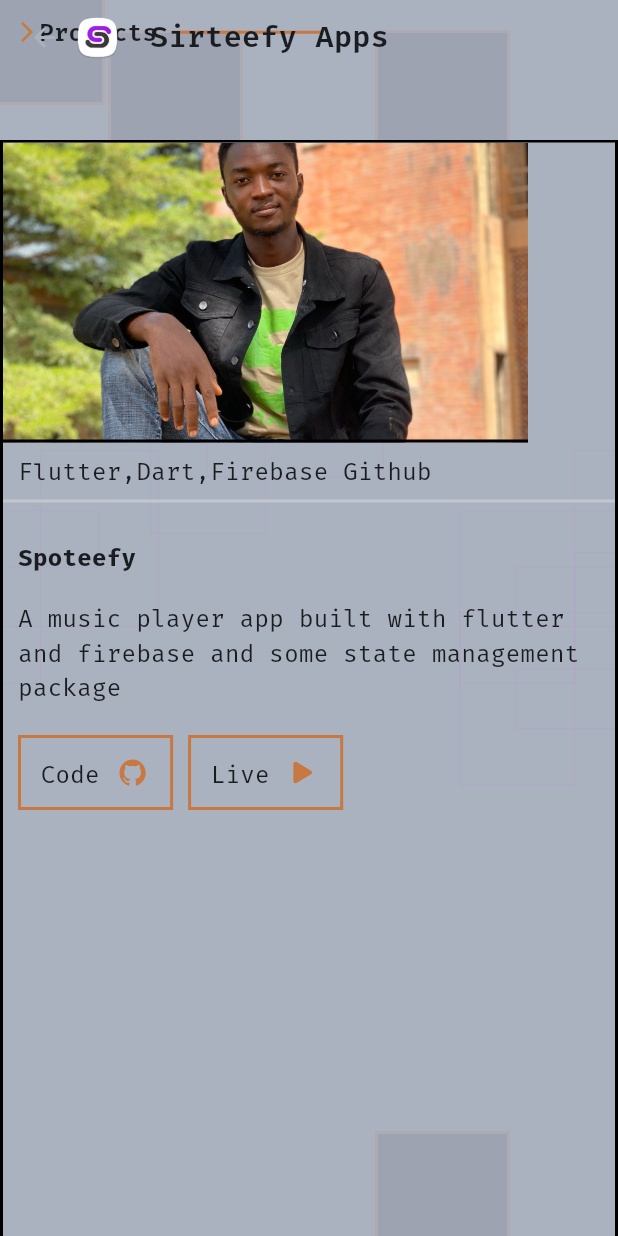
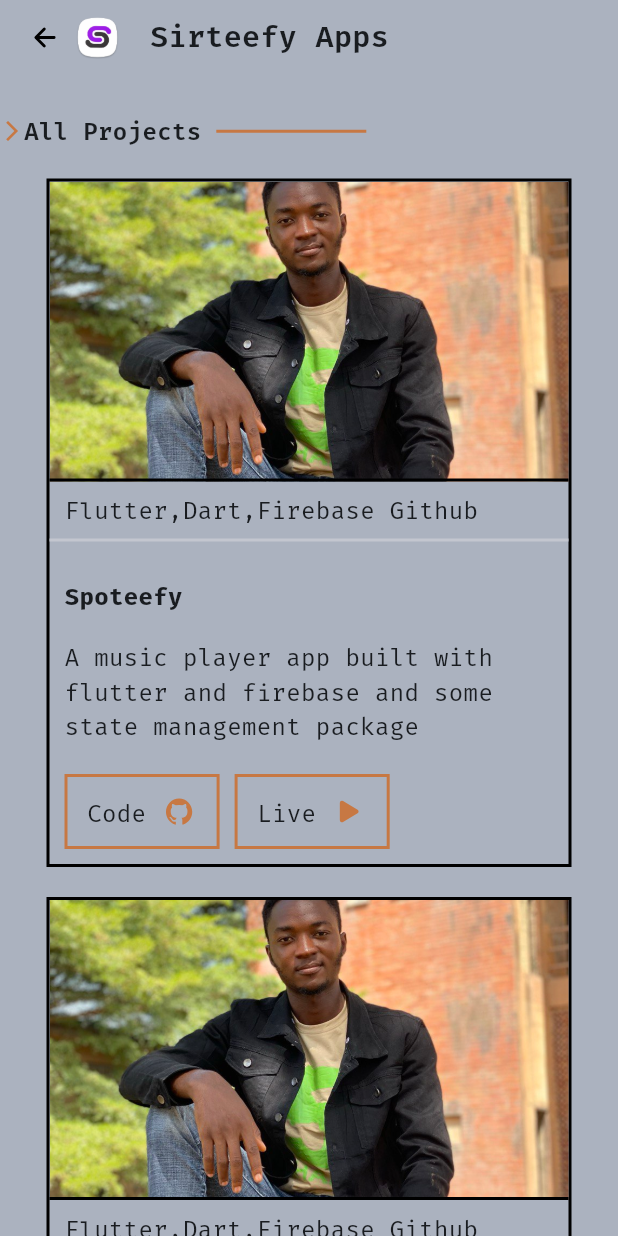
Before and after one commit to Teewhydot/sirteefy, a Flutter app: the AllProjects screen opened directly, on a phone screen of 412 x 824 dp. Run offline on Flutter 3.47's test engine with Material 3 defaults, Android fonts, the phone set to English and light mode, and no system bars; our stand-ins replace flutter_riverpod, flutter_svg, get, ionicons, responsive_framework, shared_preferences; accounts and stored records are empty.

Commit message:
All projects screen now functional

```diff
--- a/lib/sirteefy/presentation/pages/all_projects.dart
+++ b/lib/sirteefy/presentation/pages/all_projects.dart
@@ -1,217 +1,77 @@
 import 'package:flutter/material.dart';
 import 'package:flutter_riverpod/flutter_riverpod.dart';
-import 'package:flutter_svg/svg.dart';
-import 'package:responsive_framework/responsive_framework.dart';
 import 'package:sirteefy/sirteefy/presentation/widgets/project_card.dart';
 import 'package:sirteefy/sirteefy/presentation/widgets/section_header.dart';
 import 'package:sirteefy/sirteefy/presentation/widgets/spacing.dart';
-import '../../../generated/assets.dart';
 import '../../../utils/color_palette/colors.dart';
 import '../../../utils/theme/theme_provider.dart';
 import '../widgets/header.dart';
-import '../widgets/matrix_dot widget.dart';
 
 class AllProjects extends ConsumerWidget {
   const AllProjects({super.key});
 
   @override
   Widget build(BuildContext context,WidgetRef ref) {
-    final screenWidth = MediaQuery.of(context).size.width;
-    final screenHeight = MediaQuery.of(context).size.height;
-    final childAspectRatio = screenWidth / screenHeight;
     final themeProvider = ref.watch(themeProviderController);
     return Scaffold(
         body: SafeArea(
-          child: Stack(children: [
-            const Positioned(
-              top: 60,
-              left: 0,
-              child: Opacity(
-                opacity: 0.1,
-                child: MatrixDot(
-                  l: 6,
-                  r: 6,
+          child: CustomScrollView(
+            slivers: [
+               SliverAppBar(
+                pinned: true,
+                automaticallyImplyLeading: false,
+                flexibleSpace: const Header(
+                  isHome: false,
                 ),
+                backgroundColor: themeProvider.isDarkMode?darkModeBGColor:grayColor,
               ),
-            ),
-            const Positioned(
-              top: 0,
-              left: 60,
-              child: Opacity(
-                opacity: 0.1,
-                child: MatrixDot(
-                  l: 6,
-                  r: 6,
-                ),
-              ),
-            ),
-            Positioned(
-                bottom: -20,
-                left: 250,
-                child: Opacity(
-                  opacity: 0.1,
-                  child: Container(
-                    height: 90,
-                    width: 90,
-                    decoration: BoxDecoration(
-                      color: darkModeBGColor,
-                      border: Border.all(
-                        color: accentColor,
-                        width: 2,
-                      ),
+              SliverList(delegate: SliverChildListDelegate([
+                Stack(children: [
+                    SingleChildScrollView(
+                    child: Column(
+                      children: [
+                        verticalSpace(20),
+
+                        const SectionHeader(
+                          title: 'All Projects',
+                          rightSection: false,
+                        ),
+                        verticalSpace(20),
+                       const Center(
+                         child: Wrap(
+                           direction: Axis.horizontal,
+                           spacing: 20,
+                           crossAxisAlignment: WrapCrossAlignment.center,
+                           // alignment: WrapAlignment.center,
+                           // runAlignment: WrapAlignment.center,
+                           runSpacing: 20,
+                           children: [
+                             ProjectCard(),
+                              ProjectCard(),
+                              ProjectCard(),
+                              ProjectCard(),
+                              ProjectCard(),
+                             ProjectCard(),
+                             ProjectCard(),
+                             ProjectCard(),
+                             ProjectCard(),
+                             ProjectCard(),
+                             ProjectCard(),
+                             ProjectCard(),
+                             ProjectCard(),
+                             ProjectCard(),
+                             ProjectCard(),
+                           ],
+                         ),
+                       ),
+                        verticalSpace(20),
+                      ],
                     ),
                   ),
-                )),
-            Positioned(
-                top: 20,
-                right: 250,
-                child: Opacity(
-                  opacity: 0.1,
-                  child: Container(
-                    height: 90,
-                    width: 90,
-                    decoration: BoxDecoration(
-                      color: darkModeBGColor,
-                      border: Border.all(
-                        color: accentColor,
-                        width: 2,
-                      ),
-                    ),
-                  ),
-                )),
-            Positioned(
-                top: -20,
-                left: -20,
-                child: Opacity(
-                  opacity: 0.1,
-                  child: Container(
-                    height: 90,
-                    width: 90,
-                    decoration: BoxDecoration(
-                      color: darkModeBGColor,
-                      border: Border.all(
-                        color: accentColor,
-                        width: 2,
-                      ),
-                    ),
-                  ),
-                )),
-            Positioned(
-                top: 20,
-                left: 250,
-                child: Opacity(
-                  opacity: 0.1,
-                  child: Container(
-                    height: 90,
-                    width: 90,
-                    decoration: BoxDecoration(
-                      color: darkModeBGColor,
-                      border: Border.all(
-                        color: accentColor,
-                        width: 2,
-                      ),
-                    ),
-                  ),
-                )),
-            const Positioned(
-              top: 200,
-              left: 300,
-              child: Opacity(
-                opacity: 0.1,
-                child: MatrixDot(
-                  l: 6,
-                  r: 6,
-                ),
-              ),
-            ),
-            const Positioned(
-              bottom: 200,
-              left: 300,
-              child: Opacity(
-                opacity: 0.1,
-                child: MatrixDot(
-                  l: 6,
-                  r: 6,
-                ),
-              ),
-            ),
-            const Positioned(
-              top: 200,
-              right: 300,
-              child: Opacity(
-                opacity: 0.1,
-                child: MatrixDot(
-                  l: 6,
-                  r: 6,
-                ),
-              ),
-            ),
-            Positioned(
-                top: 200,
-                left: 100,
-                child: Opacity(
-                    opacity: 0.1,
-                    child: SvgPicture.asset(Assets.svgsRectangleDesign))),
-            Positioned(
-                top: 300,
-                left: -50,
-                child: Opacity(
-                    opacity: 0.1,
-                    child: SvgPicture.asset(Assets.svgsRectangleDesign))),
-            Positioned(
-                top: 300,
-                right: -50,
-                child: Opacity(
-                    opacity: 0.1,
-                    child: SvgPicture.asset(Assets.svgsRectangleDesign))),
-            Positioned(
-                bottom: 300,
-                right: -50,
-                child: Opacity(
-                    opacity: 0.1,
-                    child: SvgPicture.asset(Assets.svgsRectangleDesign))),
-            Positioned(
-                top: 100,
-                left: 450,
-                child: Opacity(
-                  opacity: 0.1,
-                  child: Container(
-                    height: 50,
-                    width: 50,
-                    decoration: BoxDecoration(
-                      color: darkModeBGColor,
-                      border: Border.all(
-                        color: accentColor,
-                        width: 2,
-                      ),
-                    ),
-                  ),
-                )),
-            SingleChildScrollView(
-              child: Column(children: [
-                const Padding(
-                  padding: EdgeInsets.all(10.0),
-                  child: SectionHeader(title: "Projects", rightSection: false),
-                ),
-                verticalSpace(50),
-                SizedBox(
-                  height: screenHeight,
-                  child: GridView.builder(
-                    gridDelegate: SliverGridDelegateWithFixedCrossAxisCount(
-                      crossAxisCount: screenWidth < 800 ? 1 : 2,
-                      childAspectRatio: childAspectRatio,
-                    ),
-                    itemCount: 4,
-                    itemBuilder: (context, index) {
-                      return ProjectCard(
-                      );
-                    },
-                  )
-                ),
-              ]),
-            ),
-            const Positioned(top: 0, left: 0, right: 0, child: Header(isHome: false,)),
-          ]),
+                ]),
+              ]))
+            ],
+          )
         ));
   }
 }
--- a/lib/sirteefy/presentation/widgets/form_section.dart
+++ b/lib/sirteefy/presentation/widgets/form_section.dart
@@ -1,8 +1,11 @@
 import 'package:flutter/material.dart';
+import 'package:flutter_riverpod/flutter_riverpod.dart';
 import 'package:sirteefy/utils/color_palette/colors.dart';
 import 'package:sirteefy/utils/theme/sirteefy_themes.dart';
 
-class FormSection extends StatefulWidget {
+import '../../../utils/theme/theme_provider.dart';
+
+class FormSection extends ConsumerStatefulWidget {
   final String formLabel;
   final TextInputType typeOfKeyboard;
   final double? height;
@@ -16,10 +19,10 @@
       super.key});
 
   @override
-  State<FormSection> createState() => _FormSectionState();
+  ConsumerState<FormSection> createState() => _FormSectionState();
 }
 
-class _FormSectionState extends State<FormSection> {
+class _FormSectionState extends ConsumerState<FormSection> {
   @override
   void dispose() {
     super.dispose();
@@ -29,6 +32,7 @@
   final controller = TextEditingController();
   @override
   Widget build(BuildContext context) {
+    final themeProvider = ref.watch(themeProviderController);
     return Padding(
       padding: const EdgeInsets.all(8.0),
       child: Column(
@@ -41,7 +45,7 @@
           Container(
             height: widget.height,
             decoration: BoxDecoration(
-                border: Border.all(width: 1)),
+                border: Border.all(width: 2, color: themeProvider.isDarkMode?grayColor:blackColor),),
             child: TextField(
               controller: controller,
               keyboardType: widget.typeOfKeyboard,
--- a/lib/sirteefy/presentation/widgets/header.dart
+++ b/lib/sirteefy/presentation/widgets/header.dart
@@ -1,4 +1,5 @@
 import 'package:flutter/material.dart';
+import 'package:flutter_riverpod/flutter_riverpod.dart';
 import 'package:ionicons/ionicons.dart';
 import 'package:responsive_framework/responsive_framework.dart';
 import 'package:sirteefy/sirteefy/presentation/widgets/spacing.dart';
@@ -6,14 +7,16 @@
 
 import '../../../generated/assets.dart';
 import '../../../utils/theme/sirteefy_themes.dart';
+import '../../../utils/theme/theme_provider.dart';
 import 'nav_item.dart';
 
-class Header extends StatelessWidget {
+class Header extends ConsumerWidget {
 final bool isHome;
 
 const Header({super.key, this.isHome = false});
   @override
-  Widget build(BuildContext context) {
+  Widget build(BuildContext context, WidgetRef ref) {
+    final themeProvider = ref.watch(themeProviderController);
     return Container(
       padding: const EdgeInsets.symmetric(horizontal: 20, vertical: 10),
       child: Row(
@@ -25,10 +28,10 @@
               onTap: () {
                 Navigator.of(context).pop();
               },
-              child:  SizedBox(
+              child:   SizedBox(
                     height: 20,
                     width: 20,
-                    child: Icon(Ionicons.arrow_back, color: grayColor)
+                    child: Icon(Ionicons.arrow_back, color: themeProvider.isDarkMode?grayColor:blackColor),
                 ),
             ),
               horizontalSpace(10),
@@ -49,7 +52,7 @@
           // Navigation items on the right
         if (isHome) ResponsiveVisibility(
             replacement: IconButton(
-              icon:  Icon(Icons.menu, color: grayColor),
+              icon:  const Icon(Icons.menu, color: grayColor),
               onPressed: () {
                 Scaffold.of(context).openDrawer();
               },
--- a/lib/sirteefy/presentation/widgets/project_card.dart
+++ b/lib/sirteefy/presentation/widgets/project_card.dart
@@ -20,6 +20,7 @@
         borderRadius: BorderRadius.circular(borderWidthRadius),
         border: Border.all(
           width: 2,
+          color: themeProvider.isDarkMode?grayColor:blackColor
         ),
       ),
       child: Column(
```
